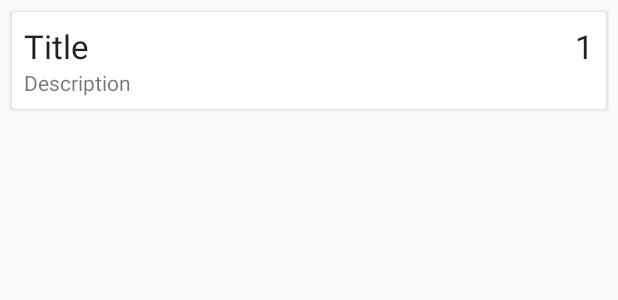
After one commit to y2ktan/androidPlayGround, an Android app: the layout note_item.xml on its own in the app's theme, with its tools: preview values and no code run, on a phone screen of 412 x 824 dp. The commit adds this screen. Shown: the top 300 px of the screen. Run offline under Robolectric (Android 15) with nearby library versions, the phone set to English and light mode, and no system bars.

Commit message:
added adapter to recycler view

```diff
--- a/architecture_component/part1/app/build.gradle
+++ b/architecture_component/part1/app/build.gradle
@@ -1,6 +1,7 @@
 apply plugin: 'com.android.application'
 apply plugin: "kotlin-android"
 apply plugin: "kotlin-kapt"
+apply plugin: 'kotlin-android-extensions'
 
 android {
     compileSdkVersion 29
@@ -62,4 +63,6 @@ dependencies {
     implementation 'io.reactivex.rxjava2:rxandroid:2.0.2'
     implementation 'io.reactivex.rxjava2:rxjava:2.2.9'
     implementation 'androidx.lifecycle:lifecycle-extensions:2.2.0'
+    implementation "androidx.recyclerview:recyclerview:1.1.0"
+    implementation "androidx.coordinatorlayout:coordinatorlayout:1.1.0"
 }
--- /dev/null
+++ b/architecture_component/part1/app/src/main/res/layout/note_item.xml
@@ -0,0 +1,44 @@
+<?xml version="1.0" encoding="utf-8"?>
+<androidx.cardview.widget.CardView xmlns:android="http://schemas.android.com/apk/res/android"
+    xmlns:tools="http://schemas.android.com/tools"
+    android:layout_width="match_parent"
+    android:layout_height="wrap_content"
+    android:layout_marginEnd="8dp"
+    android:layout_marginStart="8dp"
+    android:layout_marginTop="8dp">
+    <RelativeLayout
+        android:layout_width="wrap_content"
+        android:layout_height="wrap_content"
+        android:padding="8dp">
+        <TextView
+            android:id="@+id/text_view_priority"
+            android:layout_width="wrap_content"
+            android:layout_height="wrap_content"
+            android:layout_alignParentEnd="true"
+            android:text="1"
+            android:textAppearance="@style/TextAppearance.AppCompat.Large"
+            tools:ignore="HardcodedText" />
+
+        <TextView
+            android:id="@+id/text_view_title"
+            android:layout_width="wrap_content"
+            android:layout_height="wrap_content"
+            android:layout_alignParentStart="true"
+            android:ellipsize="end"
+            android:maxLines="1"
+            android:text="Title"
+            android:textAppearance="@style/TextAppearance.AppCompat.Large"
+            tools:ignore="HardcodedText"
+            android:layout_toStartOf="@+id/text_view_priority"/>
+
+        <TextView
+            android:id="@+id/text_view_description"
+            android:layout_width="wrap_content"
+            android:layout_height="wrap_content"
+            android:layout_below="@id/text_view_title"
+            android:text="Description"
+            tools:ignore="HardcodedText"
+            />
+    </RelativeLayout>
+
+</androidx.cardview.widget.CardView>
```
Also changed, not shown: architecture_component/part1/app/src/main/java/com/ressphere/architectureexample/MainActivity.kt (+8 -1 lines), architecture_component/part1/app/src/main/java/com/ressphere/architectureexample/NoteAdapter.kt (added, +42 -0 lines), architecture_component/part1/app/src/main/res/layout/activity_main.xml (+7 -10 lines).
